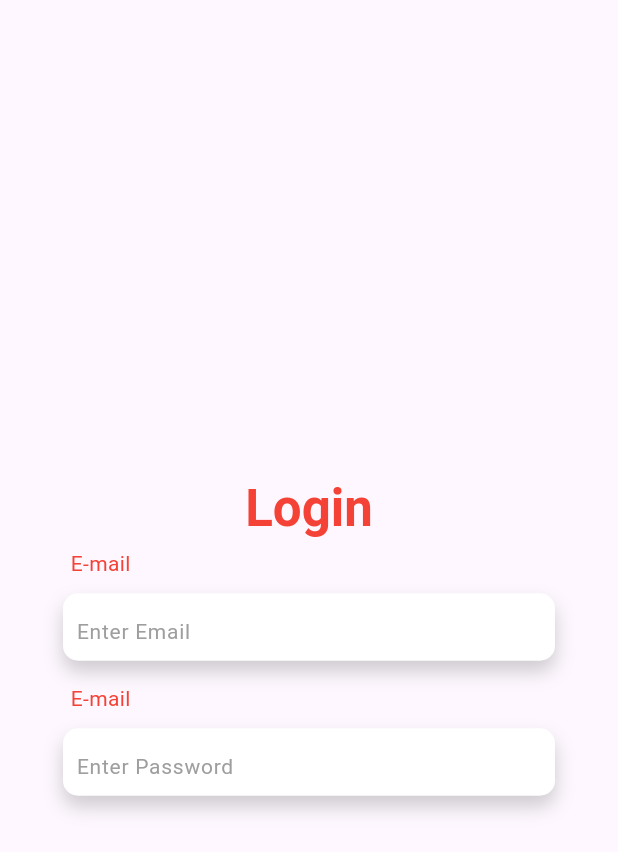
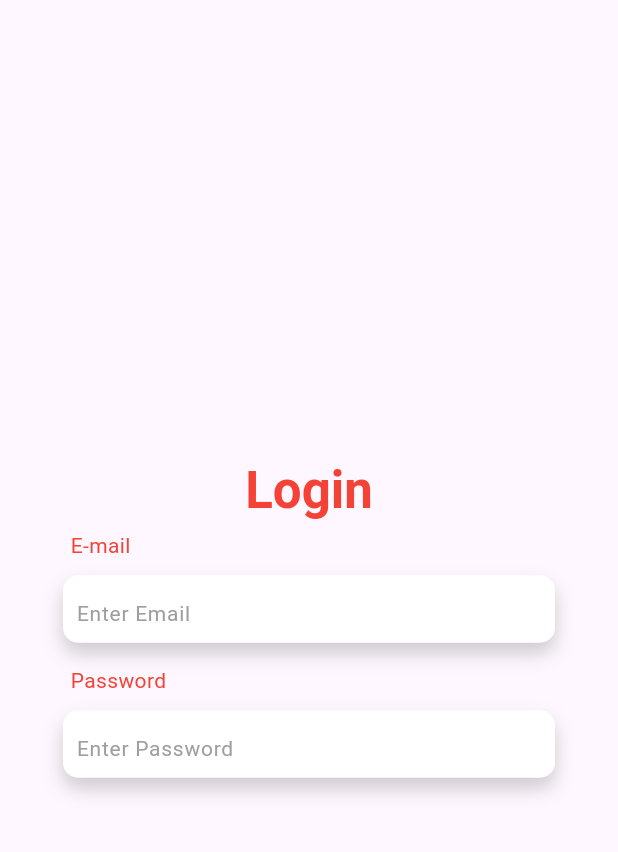
Before and after one commit to nahidulislamshakin/EduAssess360---MCQ-Exam_app, a Flutter app: the screen it shows after launch, on a phone screen of 412 x 824 dp. Shown: the top 852 px of the screen. Run offline on Flutter 3.47's test engine with Material 3 defaults, Android fonts, the phone set to English and light mode, and no system bars; our stand-ins replace flutter_screenutil, fluttertoast.

Commit message:
Login page design correction

```diff
--- a/lib/View/login_page.dart
+++ b/lib/View/login_page.dart
@@ -11,14 +11,18 @@ class _LoginPageState extends State<LoginPage> {
   Widget build(BuildContext context) {
     final width = MediaQuery.of(context).size.width;
     final height = MediaQuery.of(context).size.height;
+    final keyboardHeight = MediaQuery.of(context).viewInsets.bottom;
+    final availableHeight = height - keyboardHeight;
     return Scaffold(
+      resizeToAvoidBottomInset: false,
       body: SafeArea(
-        child: Padding(
-          padding: const EdgeInsets.all(12.0),
-          child: SingleChildScrollView(
-            child: SizedBox(
-              width: width,
-                height: height,
+        child: SingleChildScrollView(
+          //physics: ClampingScrollPhysics(),
+          child: SizedBox(
+            width: width,
+              height: availableHeight,
+            child: Padding(
+              padding: const EdgeInsets.all(12.0),
               child: Column(
                 mainAxisAlignment: MainAxisAlignment.center,
                 children: [
@@ -61,7 +65,7 @@ class _LoginPageState extends State<LoginPage> {
                     children: [
                       Padding(
                         padding: const EdgeInsets.only(left: 35.0),
-                        child: Text("E-mail",style: TextStyle(color: Colors.red,fontSize:14.sp),),
+                        child: Text("Password",style: TextStyle(color: Colors.red,fontSize:14.sp),),
                       ),
                     ],
                   ),
@@ -83,7 +87,6 @@ class _LoginPageState extends State<LoginPage> {
 
                     ),
                   ),),
-
 
                 ],
               ),
```
Also changed, not shown: 1 other file.
